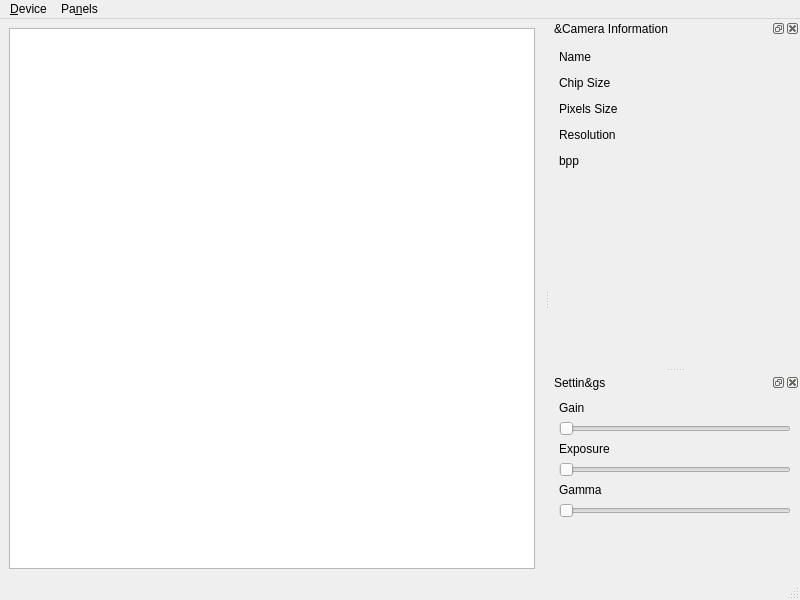
The window that src/qhymainwindow.ui (GuLinux/PlanetaryImager) describes before a commit, drawn with Qt 5.
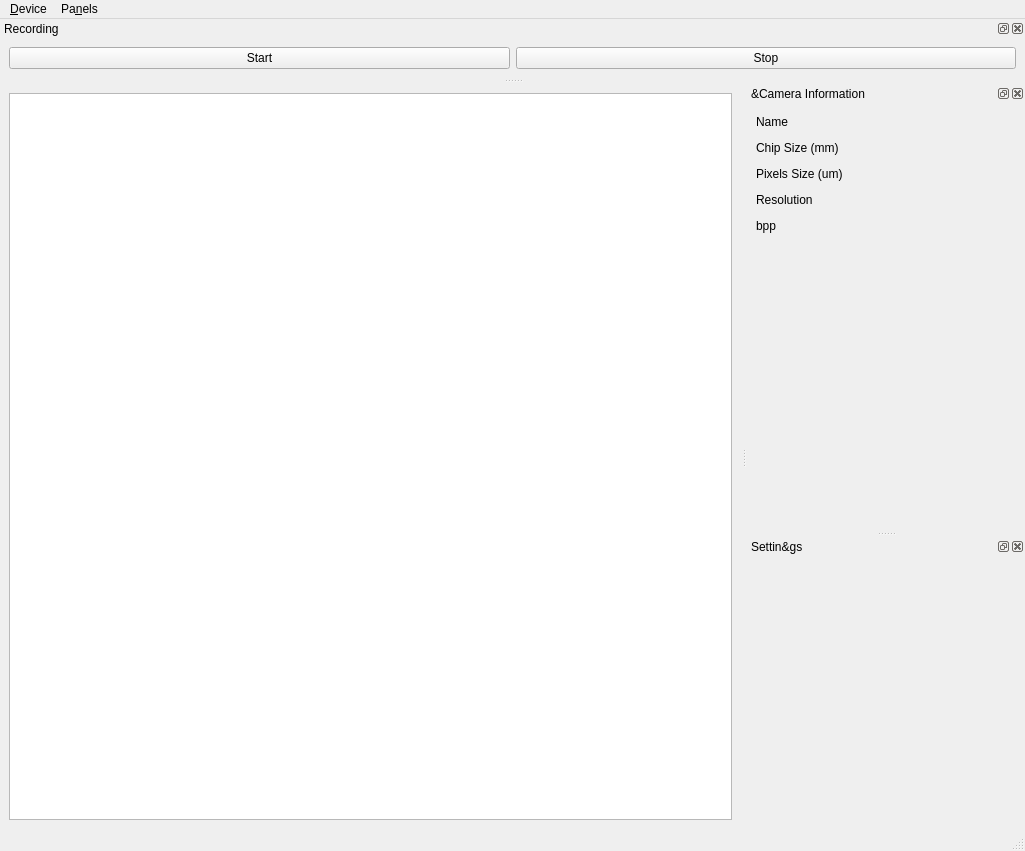
The same window after the commit.

Diff of the .ui file:
```diff
--- a/src/qhymainwindow.ui
+++ b/src/qhymainwindow.ui
@@ -6,8 +6,8 @@
    <rect>
     <x>0</x>
     <y>0</y>
-    <width>800</width>
-    <height>600</height>
+    <width>1025</width>
+    <height>851</height>
    </rect>
   </property>
   <property name="windowTitle">
@@ -25,8 +25,8 @@
     <rect>
      <x>0</x>
      <y>0</y>
-     <width>800</width>
-     <height>28</height>
+     <width>1025</width>
+     <height>27</height>
     </rect>
    </property>
    <widget class="QMenu" name="menuDevice">
@@ -98,7 +98,7 @@
      <item row="1" column="0" colspan="2">
       <widget class="QLabel" name="label_2">
        <property name="text">
-        <string>Chip Size</string>
+        <string>Chip Size (mm)</string>
        </property>
       </widget>
      </item>
@@ -125,7 +125,7 @@
      <item row="2" column="0" colspan="2">
       <widget class="QLabel" name="label_3">
        <property name="text">
-        <string>Pixels Size</string>
+        <string>Pixels Size (um)</string>
        </property>
       </widget>
      </item>
@@ -211,7 +211,7 @@
        <property name="sizeHint" stdset="0">
         <size>
          <width>108</width>
-         <height>168</height>
+         <height>0</height>
         </size>
        </property>
       </spacer>
@@ -227,50 +227,18 @@
     <number>2</number>
    </attribute>
    <widget class="QWidget" name="dockWidgetContents_2">
-    <layout class="QVBoxLayout" name="verticalLayout_2">
-     <item>
-      <widget class="QLabel" name="label_6">
-       <property name="text">
-        <string>Gain</string>
+    <layout class="QGridLayout" name="gridLayout_2">
+     <item row="0" column="0">
+      <widget class="QFrame" name="settings_frame">
+       <property name="frameShape">
+        <enum>QFrame::StyledPanel</enum>
        </property>
-      </widget>
-     </item>
-     <item>
-      <widget class="QSlider" name="horizontalSlider">
-       <property name="orientation">
-        <enum>Qt::Horizontal</enum>
+       <property name="frameShadow">
+        <enum>QFrame::Raised</enum>
        </property>
       </widget>
      </item>
-     <item>
-      <widget class="QLabel" name="label_7">
-       <property name="text">
-        <string>Exposure</string>
-       </property>
-      </widget>
-     </item>
-     <item>
-      <widget class="QSlider" name="horizontalSlider_2">
-       <property name="orientation">
-        <enum>Qt::Horizontal</enum>
-       </property>
-      </widget>
-     </item>
-     <item>
-      <widget class="QLabel" name="label_8">
-       <property name="text">
-        <string>Gamma</string>
-       </property>
-      </widget>
-     </item>
-     <item>
-      <widget class="QSlider" name="horizontalSlider_3">
-       <property name="orientation">
-        <enum>Qt::Horizontal</enum>
-       </property>
-      </widget>
-     </item>
-     <item>
+     <item row="1" column="0">
       <spacer name="verticalSpacer_2">
        <property name="orientation">
         <enum>Qt::Vertical</enum>
@@ -278,7 +246,7 @@
        <property name="sizeHint" stdset="0">
         <size>
          <width>20</width>
-         <height>40</height>
+         <height>68</height>
         </size>
        </property>
       </spacer>
@@ -286,6 +254,32 @@
     </layout>
    </widget>
   </widget>
+  <widget class="QDockWidget" name="recording">
+   <property name="windowTitle">
+    <string>Recording</string>
+   </property>
+   <attribute name="dockWidgetArea">
+    <number>4</number>
+   </attribute>
+   <widget class="QWidget" name="dockWidgetContents_3">
+    <layout class="QGridLayout" name="gridLayout_3">
+     <item row="0" column="0">
+      <widget class="QPushButton" name="start_recording">
+       <property name="text">
+        <string>Start</string>
+       </property>
+      </widget>
+     </item>
+     <item row="0" column="1">
+      <widget class="QPushButton" name="stop_recording">
+       <property name="text">
+        <string>Stop</string>
+       </property>
+      </widget>
+     </item>
+    </layout>
+   </widget>
+  </widget>
   <action name="action_devices_rescan">
    <property name="text">
     <string>&amp;Rescan</string>
```
Left out of the diff: 11 changed lines with no effect on the pictures.
